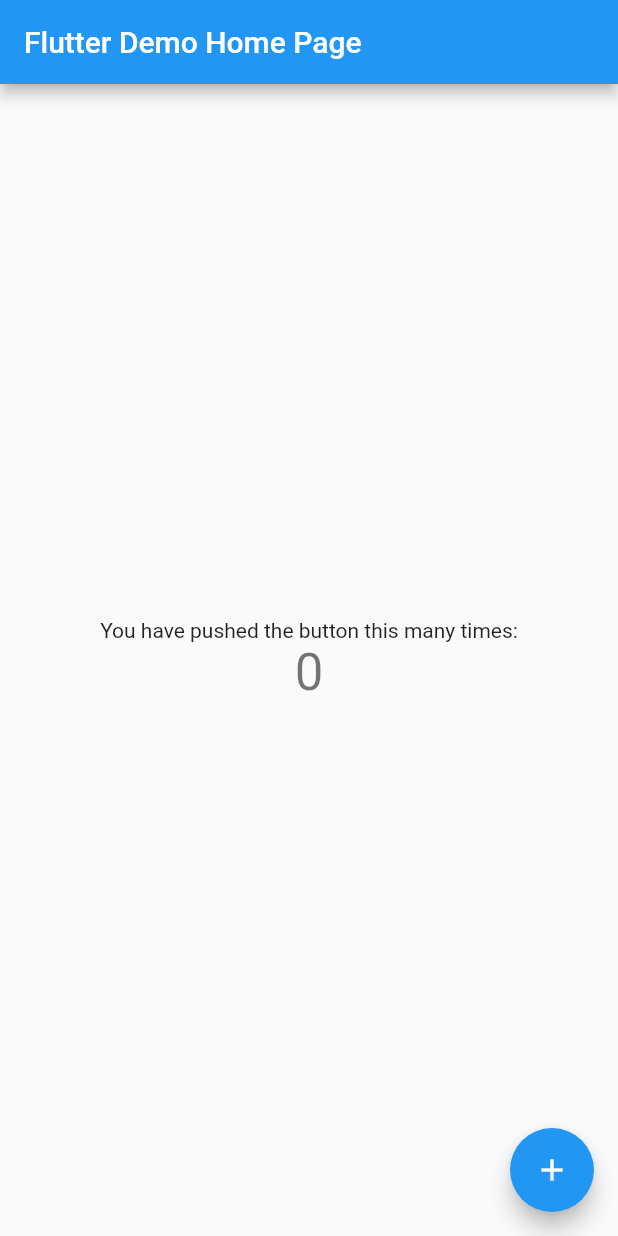
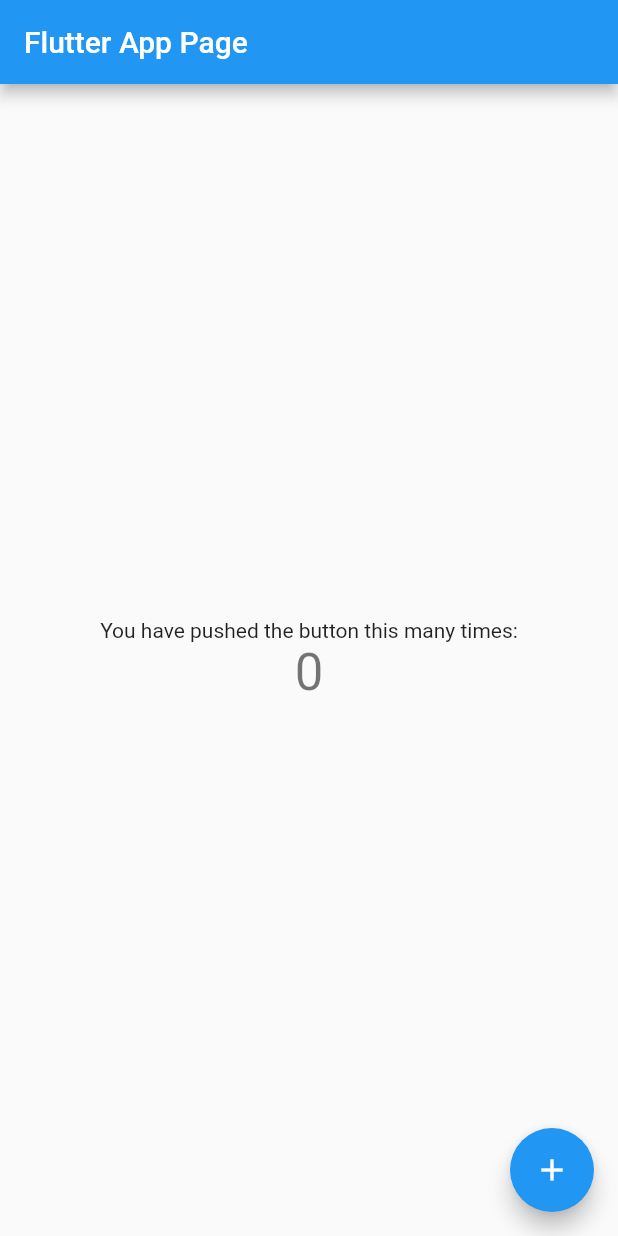
Before and after one commit to sandeepk17/FLUTTER_VS_PROJ, a Flutter app: the screen it shows after launch, on a phone screen of 412 x 824 dp. Run offline on Flutter 3.47's test engine with Material 2 defaults, Android fonts, the phone set to English and light mode, and no system bars.

Commit message:
Added titile changes

```diff
--- a/lib/main.dart
+++ b/lib/main.dart
@@ -20,7 +20,7 @@ class MyApp extends StatelessWidget {
         // is not restarted.
         primarySwatch: Colors.blue,
       ),
-      home: MyHomePage(title: 'Flutter Demo Home Page'),
+      home: MyHomePage(title: 'Flutter App Page'),
     );
   }
 }
```
